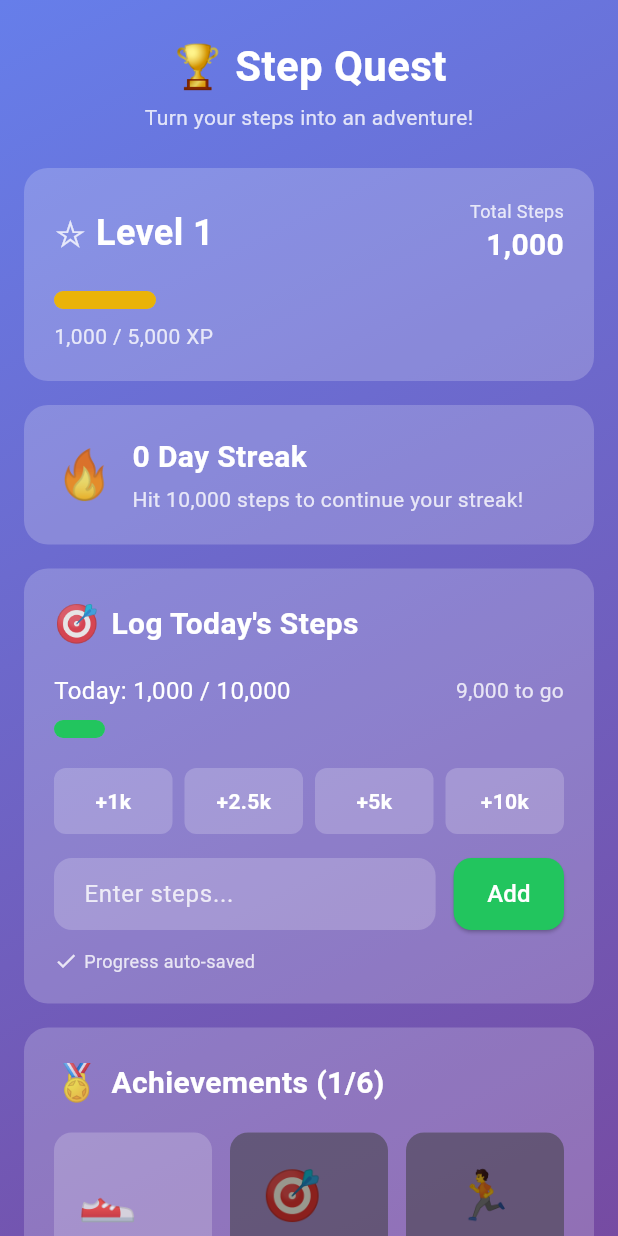
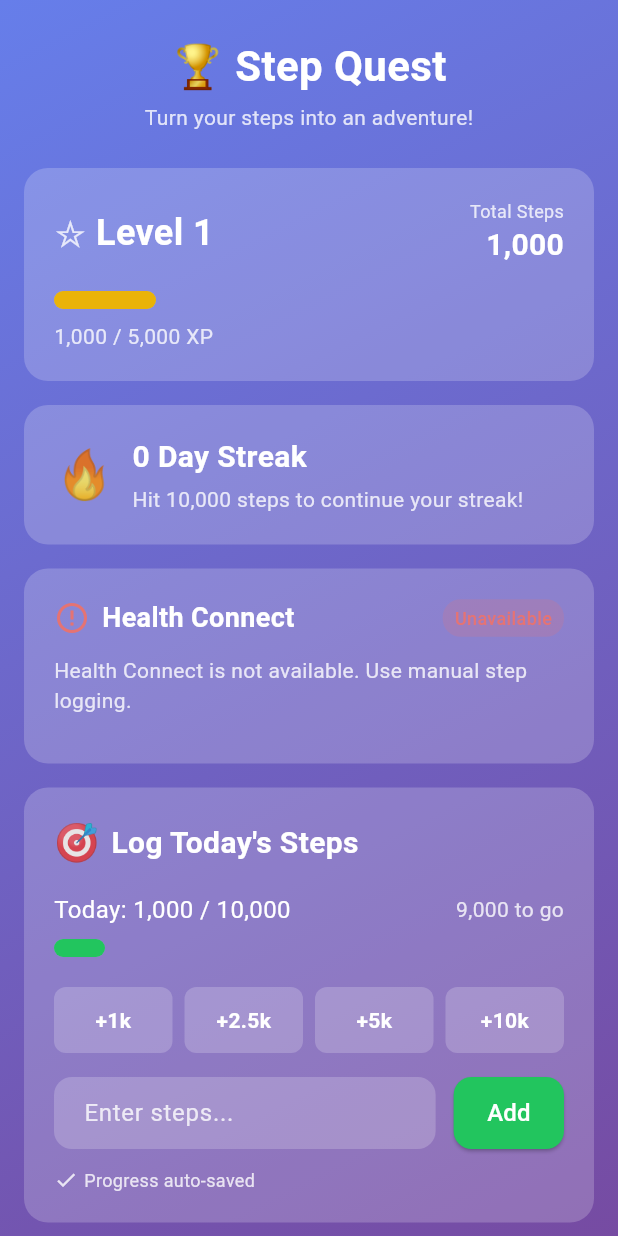
Before and after one commit to aaronjohnson/step_quest, a Flutter app: the screen it shows after launch, after a tap on "+1k", on a phone screen of 412 x 824 dp. Run offline on Flutter 3.47's test engine with Material 3 defaults, Android fonts, the phone set to English and light mode, and no system bars; our stand-ins replace flutter_riverpod, shared_preferences; missing offline and left inert: health, wear_plus.

Commit message:
Add Health Connect integration and update README
Features:
- Health Connect service for automatic step syncing
- Health Connect card UI with connect/sync buttons
- Graceful degradation when Health Connect unavailable

Changes:
- Inspiring Dwarf Fortress-style README
- minSdk raised to 26 for Health Connect compatibility
- Added ACTIVITY_RECOGNITION and health.READ_STEPS permissions

The fortress now receives tribute from the realm's fitness trackers.

Co-Authored-By: Claude Opus 4.5 <noreply@anthropic.com>

```diff
--- a/lib/providers/game_state_provider.dart
+++ b/lib/providers/game_state_provider.dart
@@ -2,11 +2,30 @@ import 'package:flutter_riverpod/flutter_riverpod.dart';
 import '../models/step_quest_data.dart';
 import '../services/persistence_service.dart';
 import '../services/game_engine.dart';
+import '../services/health_service.dart';
 
 /// Provider for the persistence service.
 final persistenceServiceProvider = Provider<PersistenceService>((ref) {
   throw UnimplementedError('Must be overridden in ProviderScope');
 });
+
+/// Provider for the health service.
+final healthServiceProvider = Provider<HealthService>((ref) {
+  return HealthService();
+});
+
+/// Provider for Health Connect status.
+final healthConnectStatusProvider = StateProvider<HealthConnectStatus>((ref) {
+  return HealthConnectStatus.unknown;
+});
+
+/// Health Connect connection status.
+enum HealthConnectStatus {
+  unknown,
+  unavailable,
+  notAuthorized,
+  authorized,
+}
 
 /// Provider for the game state with persistence.
 final gameStateProvider =
@@ -18,6 +37,10 @@ final gameStateProvider =
 /// Manages game state and persists changes.
 class GameStateNotifier extends StateNotifier<StepQuestData> {
   final PersistenceService _persistence;
+  final HealthService _healthService = HealthService();
+
+  /// Tracks the last synced step count from Health Connect to avoid double-counting
+  int _lastSyncedSteps = 0;
 
   GameStateNotifier(this._persistence) : super(StepQuestData.empty()) {
     _loadState();
@@ -26,12 +49,13 @@ class GameStateNotifier extends StateNotifier<StepQuestData> {
   void _loadState() {
     final saved = _persistence.load();
     if (saved != null) {
-      // Check if lastLogDate is today, if not we may need to handle day change
       state = saved;
+      // Initialize synced steps to current total to avoid re-adding on restart
+      _lastSyncedSteps = saved.todaySteps;
     }
   }
 
-  /// Logs steps and updates game state.
+  /// Logs steps manually and updates game state.
   Future<void> logSteps(int steps) async {
     if (steps <= 0) return;
 
@@ -40,9 +64,41 @@ class GameStateNotifier extends StateNotifier<StepQuestData> {
     await _persistence.save(newState);
   }
 
+  /// Syncs steps from Health Connect.
+  /// Only adds the difference since last sync to avoid double-counting.
+  Future<void> syncFromHealthConnect() async {
+    try {
+      final healthSteps = await _healthService.getTodaySteps();
+
+      if (healthSteps > _lastSyncedSteps) {
+        final newSteps = healthSteps - _lastSyncedSteps;
+        _lastSyncedSteps = healthSteps;
+
+        if (newSteps > 0) {
+          final newState = GameEngine.processSteps(state, newSteps, DateTime.now());
+          state = newState;
+          await _persistence.save(newState);
+        }
+      }
+    } catch (e) {
+      // Silently fail - manual entry is always available
+    }
+  }
+
+  /// Checks and requests Health Connect authorization.
+  Future<bool> authorizeHealthConnect() async {
+    return await _healthService.requestAuthorization();
+  }
+
+  /// Checks if Health Connect is available.
+  Future<bool> isHealthConnectAvailable() async {
+    return await _healthService.isHealthConnectAvailable();
+  }
+
   /// Resets all game data.
   Future<void> reset() async {
     state = StepQuestData.empty();
+    _lastSyncedSteps = 0;
     await _persistence.clear();
   }
 }
--- a/lib/screens/phone/home_screen.dart
+++ b/lib/screens/phone/home_screen.dart
@@ -7,14 +7,84 @@ import '../../widgets/level_card.dart';
 import '../../widgets/streak_card.dart';
 import '../../widgets/log_steps_card.dart';
 import '../../widgets/achievements_card.dart';
+import '../../widgets/health_connect_card.dart';
 
 /// Main home screen for the phone app.
-class HomeScreen extends ConsumerWidget {
+class HomeScreen extends ConsumerStatefulWidget {
   const HomeScreen({super.key});
 
   @override
-  Widget build(BuildContext context, WidgetRef ref) {
+  ConsumerState<HomeScreen> createState() => _HomeScreenState();
+}
+
+class _HomeScreenState extends ConsumerState<HomeScreen> {
+  bool _isSyncing = false;
+
+  @override
+  void initState() {
+    super.initState();
+    _checkHealthConnect();
+  }
+
+  Future<void> _checkHealthConnect() async {
+    final notifier = ref.read(gameStateProvider.notifier);
+    final available = await notifier.isHealthConnectAvailable();
+
+    if (!mounted) return;
+
+    if (!available) {
+      ref.read(healthConnectStatusProvider.notifier).state =
+          HealthConnectStatus.unavailable;
+      return;
+    }
+
+    // Check if already authorized
+    final healthService = ref.read(healthServiceProvider);
+    final authorized = await healthService.hasAuthorization();
+
+    if (!mounted) return;
+
+    ref.read(healthConnectStatusProvider.notifier).state =
+        authorized ? HealthConnectStatus.authorized : HealthConnectStatus.notAuthorized;
+
+    // If authorized, do initial sync
+    if (authorized) {
+      _syncSteps();
+    }
+  }
+
+  Future<void> _connectHealthConnect() async {
+    final notifier = ref.read(gameStateProvider.notifier);
+    final authorized = await notifier.authorizeHealthConnect();
+
+    if (!mounted) return;
+
+    ref.read(healthConnectStatusProvider.notifier).state =
+        authorized ? HealthConnectStatus.authorized : HealthConnectStatus.notAuthorized;
+
+    if (authorized) {
+      _syncSteps();
+    }
+  }
+
+  Future<void> _syncSteps() async {
+    if (_isSyncing) return;
+
+    setState(() => _isSyncing = true);
+
+    try {
+      await ref.read(gameStateProvider.notifier).syncFromHealthConnect();
+    } finally {
+      if (mounted) {
+        setState(() => _isSyncing = false);
+      }
+    }
+  }
+
+  @override
+  Widget build(BuildContext context) {
     final gameState = ref.watch(gameStateProvider);
+    final healthStatus = ref.watch(healthConnectStatusProvider);
 
     return Scaffold(
       body: GradientBackground(
@@ -49,6 +119,14 @@ class HomeScreen extends ConsumerWidget {
                 // Streak card
                 StreakCard(data: gameState),
                 const SizedBox(height: 16),
+                // Health Connect card
+                HealthConnectCard(
+                  status: healthStatus,
+                  onConnect: _connectHealthConnect,
+                  onSync: _syncSteps,
+                  isSyncing: _isSyncing,
+                ),
+                const SizedBox(height: 16),
                 // Log steps card
                 LogStepsCard(
                   data: gameState,
--- /dev/null
+++ b/lib/services/health_service.dart
@@ -0,0 +1,145 @@
+import 'package:health/health.dart';
+import 'package:flutter/foundation.dart';
+
+/// Service for interacting with Health Connect to retrieve step data.
+class HealthService {
+  static final HealthService _instance = HealthService._internal();
+  factory HealthService() => _instance;
+  HealthService._internal();
+
+  final Health _health = Health();
+  bool _isAuthorized = false;
+
+  /// Health data types we need access to
+  static const List<HealthDataType> _types = [
+    HealthDataType.STEPS,
+  ];
+
+  /// Permissions for each type (read-only for steps)
+  static final List<HealthDataAccess> _permissions = _types
+      .map((type) => HealthDataAccess.READ)
+      .toList();
+
+  /// Check if Health Connect is available on this device
+  Future<bool> isHealthConnectAvailable() async {
+    try {
+      final status = await _health.getHealthConnectSdkStatus();
+      return status == HealthConnectSdkStatus.sdkAvailable;
+    } catch (e) {
+      debugPrint('Error checking Health Connect availability: $e');
+      return false;
+    }
+  }
+
+  /// Request authorization to read step data
+  Future<bool> requestAuthorization() async {
+    try {
+      // Configure the health plugin for Health Connect
+      await _health.configure();
+
+      // Check if Health Connect is available
+      final available = await isHealthConnectAvailable();
+      if (!available) {
+        debugPrint('Health Connect is not available on this device');
+        return false;
+      }
+
+      // Request permissions
+      _isAuthorized = await _health.requestAuthorization(
+        _types,
+        permissions: _permissions,
+      );
+
+      debugPrint('Health Connect authorization: $_isAuthorized');
+      return _isAuthorized;
+    } catch (e) {
+      debugPrint('Error requesting Health Connect authorization: $e');
+      return false;
+    }
+  }
+
+  /// Check if we have authorization
+  Future<bool> hasAuthorization() async {
+    try {
+      final hasPerms = await _health.hasPermissions(_types, permissions: _permissions);
+      _isAuthorized = hasPerms ?? false;
+      return _isAuthorized;
+    } catch (e) {
+      debugPrint('Error checking Health Connect permissions: $e');
+      return false;
+    }
+  }
+
+  /// Get today's total step count from Health Connect
+  Future<int> getTodaySteps() async {
+    if (!_isAuthorized) {
+      final authorized = await hasAuthorization();
+      if (!authorized) {
+        debugPrint('Not authorized to read steps');
+        return 0;
+      }
+    }
+
+    try {
+      final now = DateTime.now();
+      final startOfDay = DateTime(now.year, now.month, now.day);
+
+      final steps = await _health.getTotalStepsInInterval(startOfDay, now);
+      return steps ?? 0;
+    } catch (e) {
+      debugPrint('Error fetching today\'s steps: $e');
+      return 0;
+    }
+  }
+
+  /// Get step count for a specific date
+  Future<int> getStepsForDate(DateTime date) async {
+    if (!_isAuthorized) {
+      final authorized = await hasAuthorization();
+      if (!authorized) {
+        return 0;
+      }
+    }
+
+    try {
+      final startOfDay = DateTime(date.year, date.month, date.day);
+      final endOfDay = startOfDay.add(const Duration(days: 1));
+
+      final steps = await _health.getTotalStepsInInterval(startOfDay, endOfDay);
+      return steps ?? 0;
+    } catch (e) {
+      debugPrint('Error fetching steps for $date: $e');
+      return 0;
+    }
+  }
+
+  /// Get step history for the past N days
+  Future<Map<DateTime, int>> getStepHistory({int days = 7}) async {
+    if (!_isAuthorized) {
+      final authorized = await hasAuthorization();
+      if (!authorized) {
+        return {};
+      }
+    }
+
+    final history = <DateTime, int>{};
+    final now = DateTime.now();
+
+    for (int i = 0; i < days; i++) {
+      final date = DateTime(now.year, now.month, now.day - i);
+      final steps = await getStepsForDate(date);
+      history[date] = steps;
+    }
+
+    return history;
+  }
+
+  /// Install Health Connect app (opens Play Store)
+  Future<void> installHealthConnect() async {
+    try {
+      await _health.installHealthConnect();
+    } catch (e) {
+      debugPrint('Error opening Health Connect install: $e');
+    }
+  }
+}
--- /dev/null
+++ b/lib/widgets/health_connect_card.dart
@@ -0,0 +1,170 @@
+import 'package:flutter/material.dart';
+import '../providers/game_state_provider.dart';
+import '../theme/app_theme.dart';
+import 'game_card.dart';
+
+/// Card for Health Connect integration status and sync.
+class HealthConnectCard extends StatefulWidget {
+  final HealthConnectStatus status;
+  final VoidCallback onConnect;
+  final VoidCallback onSync;
+  final bool isSyncing;
+
+  const HealthConnectCard({
+    super.key,
+    required this.status,
+    required this.onConnect,
+    required this.onSync,
+    this.isSyncing = false,
+  });
+
+  @override
+  State<HealthConnectCard> createState() => _HealthConnectCardState();
+}
+
+class _HealthConnectCardState extends State<HealthConnectCard> {
+  @override
+  Widget build(BuildContext context) {
+    return GameCard(
+      child: Column(
+        crossAxisAlignment: CrossAxisAlignment.start,
+        children: [
+          Row(
+            children: [
+              Icon(
+                _getStatusIcon(),
+                color: _getStatusColor(),
+                size: 24,
+              ),
+              const SizedBox(width: 8),
+              const Text(
+                'Health Connect',
+                style: TextStyle(
+                  fontSize: 18,
+                  fontWeight: FontWeight.bold,
+                  color: AppColors.textPrimary,
+                ),
+              ),
+              const Spacer(),
+              _buildStatusChip(),
+            ],
+          ),
+          const SizedBox(height: 12),
+          Text(
+            _getStatusMessage(),
+            style: const TextStyle(
+              fontSize: 14,
+              color: AppColors.textSecondary,
+            ),
+          ),
+          const SizedBox(height: 12),
+          _buildActionButton(),
+        ],
+      ),
+    );
+  }
+
+  IconData _getStatusIcon() {
+    switch (widget.status) {
+      case HealthConnectStatus.authorized:
+        return Icons.check_circle;
+      case HealthConnectStatus.notAuthorized:
+        return Icons.lock_outline;
+      case HealthConnectStatus.unavailable:
+        return Icons.error_outline;
+      case HealthConnectStatus.unknown:
+        return Icons.help_outline;
+    }
+  }
+
+  Color _getStatusColor() {
+    switch (widget.status) {
+      case HealthConnectStatus.authorized:
+        return AppColors.accentGold;
+      case HealthConnectStatus.notAuthorized:
+        return AppColors.textSecondary;
+      case HealthConnectStatus.unavailable:
+        return Colors.red.shade300;
+      case HealthConnectStatus.unknown:
+        return AppColors.textSecondary;
+    }
+  }
+
+  Widget _buildStatusChip() {
+    final (label, color) = switch (widget.status) {
+      HealthConnectStatus.authorized => ('Connected', AppColors.accentGold),
+      HealthConnectStatus.notAuthorized => ('Not Connected', AppColors.textSecondary),
+      HealthConnectStatus.unavailable => ('Unavailable', Colors.red.shade300),
+      HealthConnectStatus.unknown => ('Checking...', AppColors.textSecondary),
+    };
+
+    return Container(
+      padding: const EdgeInsets.symmetric(horizontal: 8, vertical: 4),
+      decoration: BoxDecoration(
+        color: color.withValues(alpha: 0.2),
+        borderRadius: BorderRadius.circular(12),
+      ),
+      child: Text(
+        label,
+        style: TextStyle(
+          fontSize: 12,
+          fontWeight: FontWeight.w500,
+          color: color,
+        ),
+      ),
+    );
+  }
+
+  String _getStatusMessage() {
+    switch (widget.status) {
+      case HealthConnectStatus.authorized:
+        return 'Your steps are syncing automatically from Health Connect.';
+      case HealthConnectStatus.notAuthorized:
+        return 'Connect to sync steps from your fitness apps automatically.';
+      case HealthConnectStatus.unavailable:
+        return 'Health Connect is not available. Use manual step logging.';
+      case HealthConnectStatus.unknown:
+        return 'Checking Health Connect availability...';
+    }
+  }
+
+  Widget _buildActionButton() {
+    if (widget.status == HealthConnectStatus.unavailable) {
+      return const SizedBox.shrink();
+    }
+
+    if (widget.status == HealthConnectStatus.authorized) {
+      return SizedBox(
+        width: double.infinity,
+        child: ElevatedButton.icon(
+          onPressed: widget.isSyncing ? null : widget.onSync,
+          icon: widget.isSyncing
+              ? const SizedBox(
+                  width: 16,
+                  height: 16,
+                  child: CircularProgressIndicator(strokeWidth: 2),
+                )
+              : const Icon(Icons.sync, size: 18),
+          label: Text(widget.isSyncing ? 'Syncing...' : 'Sync Now'),
+          style: ElevatedButton.styleFrom(
+            backgroundColor: AppColors.cardOverlay,
+            foregroundColor: AppColors.textPrimary,
+          ),
+        ),
+      );
+    }
+
+    return SizedBox(
+      width: double.infinity,
+      child: ElevatedButton.icon(
+        onPressed: widget.onConnect,
+        icon: const Icon(Icons.link, size: 18),
+        label: const Text('Connect Health'),
+        style: ElevatedButton.styleFrom(
+          backgroundColor: AppColors.accentGold,
+          foregroundColor: Colors.black,
+        ),
+      ),
+    );
+  }
+}
--- a/pubspec.yaml
+++ b/pubspec.yaml
@@ -24,6 +24,7 @@ dependencies:
 
   # Wear OS support
   wear_plus: ^1.2.4
+  health: ^13.2.1
 
 dev_dependencies:
   flutter_test:
```
Also changed, not shown: pubspec.lock, 4 other files.
